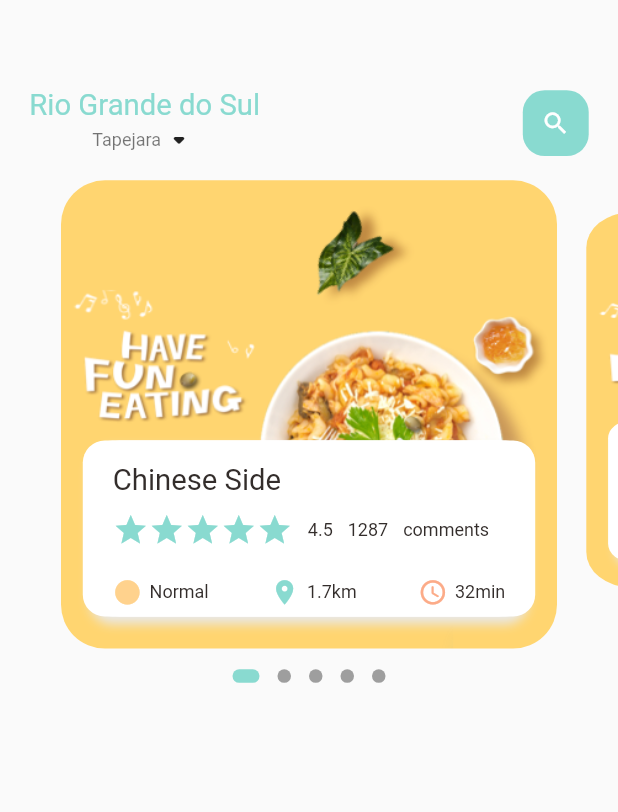
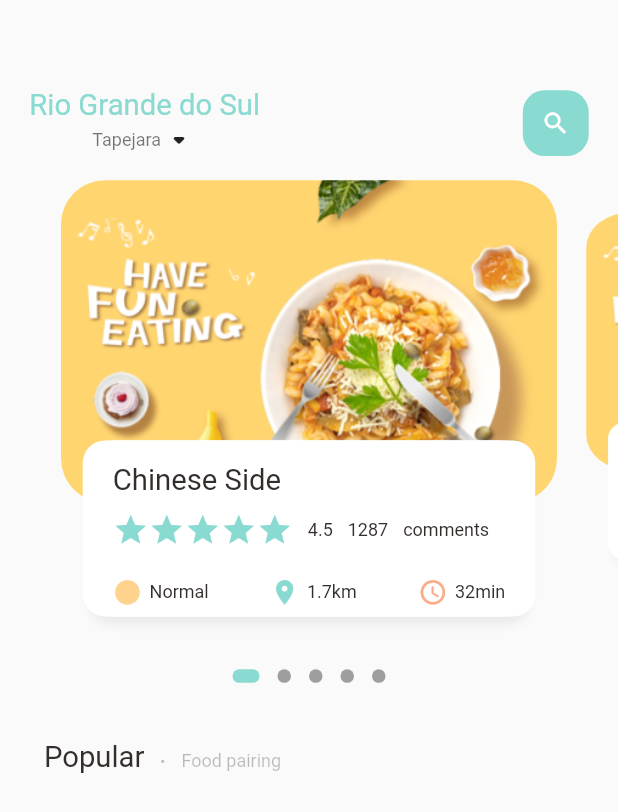
Before and after one commit to williamsimionatto/food_app, a Flutter app: the screen it shows after launch, on a phone screen of 412 x 824 dp. Shown: the top 812 px of the screen. Run offline on Flutter 3.47's test engine with Material 2 defaults, Android fonts, the phone set to English and light mode, and no system bars; drawn by our look-alikes of dots_indicator; our stand-ins replace get.

Commit message:
feat: create PopularText widget

```diff
--- a/lib/ui/pages/home/food_page_body.dart
+++ b/lib/ui/pages/home/food_page_body.dart
@@ -1,3 +1,4 @@
+import 'package:delivery_food_app/ui/pages/home/widgets/widgets.dart';
 import 'package:flutter/material.dart';
 
 import 'package:delivery_food_app/ui/utils/colors.dart';
@@ -55,6 +56,8 @@ class _FoodPageBodyState extends State<FoodPageBody> {
             ),
           ),
         ),
+        SizedBox(height: Dimensions.height30),
+        const PopularText()
       ],
     );
   }
@@ -96,7 +99,7 @@ class _FoodPageBodyState extends State<FoodPageBody> {
       child: Stack(
         children: [
           Container(
-            height: Dimensions.pageViewHeight,
+            height: Dimensions.pageViewContainer,
             margin: EdgeInsets.only(
               left: Dimensions.width10,
               right: Dimensions.width10,
--- /dev/null
+++ b/lib/ui/pages/home/widgets/popular_text.dart
@@ -0,0 +1,33 @@
+import 'package:flutter/material.dart';
+
+import 'package:delivery_food_app/ui/utils/dimensions.dart';
+import 'package:delivery_food_app/ui/widgets/widgets.dart';
+
+class PopularText extends StatelessWidget {
+  const PopularText({
+    super.key,
+  });
+
+  @override
+  Widget build(BuildContext context) {
+    return Container(
+      margin: EdgeInsets.only(left: Dimensions.widtht30),
+      child: Row(
+        crossAxisAlignment: CrossAxisAlignment.end,
+        children: <Widget>[
+          const BigText(text: 'Popular'),
+          SizedBox(width: Dimensions.width10),
+          Container(
+            margin: const EdgeInsets.only(bottom: 3),
+            child: const BigText(text: ".", color: Colors.black26),
+          ),
+          SizedBox(width: Dimensions.width10),
+          Container(
+            margin: const EdgeInsets.only(bottom: 2),
+            child: const SmallText(text: "Food pairing", color: Colors.black26),
+          ),
+        ],
+      ),
+    );
+  }
+}
--- /dev/null
+++ b/lib/ui/pages/home/widgets/widgets.dart
@@ -0,0 +1 @@
+export './popular_text.dart';
```
